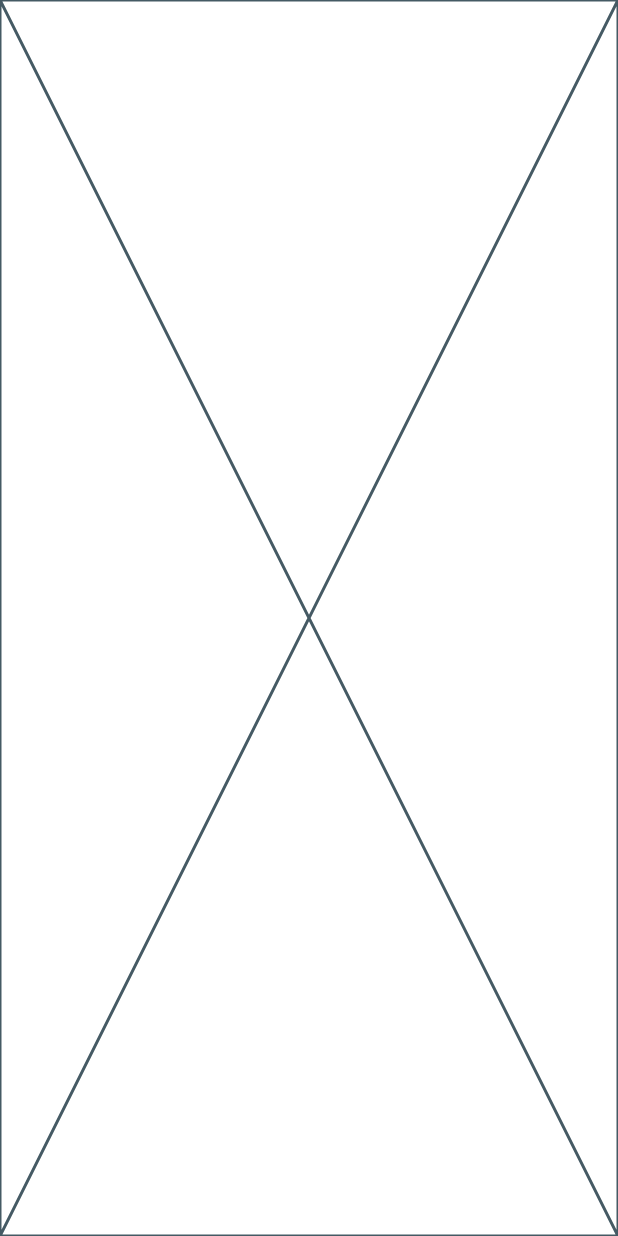
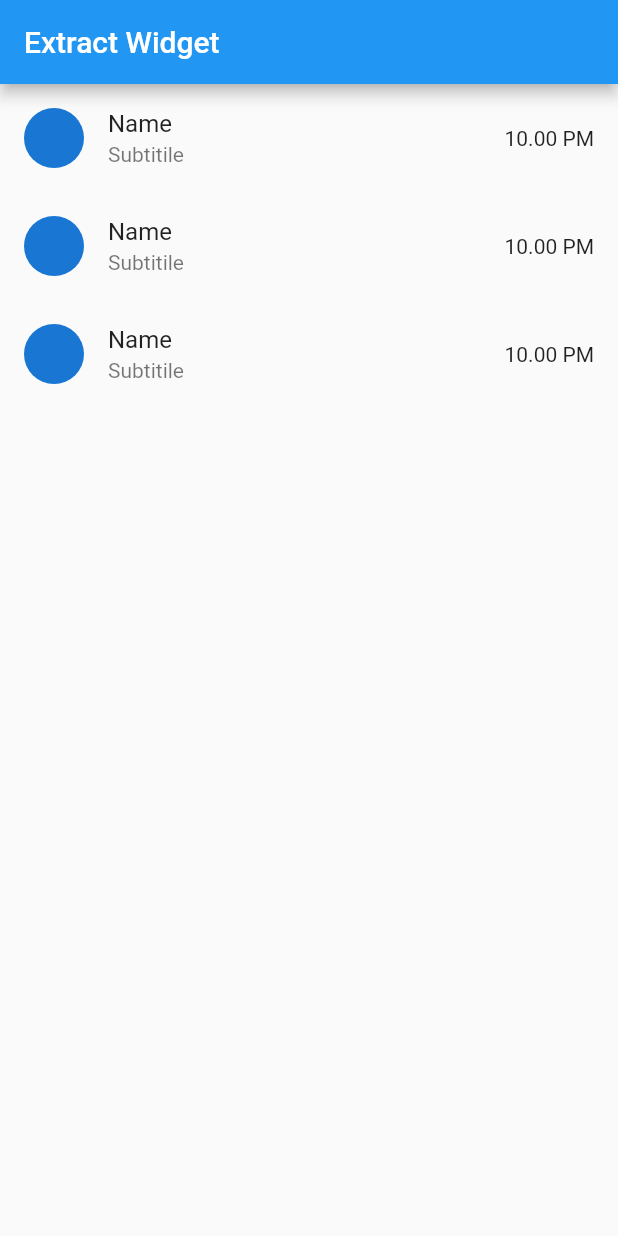
Before and after one commit to dionduren/belajar_flutter, a Flutter app: the screen it shows after launch, on a phone screen of 412 x 824 dp. Run offline on Flutter 3.47's test engine with Material 2 defaults, Android fonts, the phone set to English and light mode, and no system bars; our stand-ins replace faker.

Commit message:
extract widget stuck

```diff
--- /dev/null
+++ b/lib/chat_item.dart
@@ -0,0 +1,13 @@
+part of "main.dart";
+
+class ChatItem extends StatelessWidget {
+  @override
+  Widget build(BuildContext context) {
+    return ListTile(
+      leading: CircleAvatar(),
+      title: Text('Name'),
+      subtitle: Text('Subtitile'),
+      trailing: Text('10.00 PM'),
+    );
+  }
+}
--- a/lib/main.dart
+++ b/lib/main.dart
@@ -1,14 +1,32 @@
 import 'package:flutter/material.dart';
+import 'package:faker/faker.dart';
+part "chat_item.dart";
 
 void main() {
   runApp(MyAppTest());
 }
 
 class MyAppTest extends StatelessWidget {
-  const MyAppTest({super.key});
+  MyAppTest({super.key});
+
+  final faker = Faker();
 
   @override
   Widget build(BuildContext context) {
-    return const Placeholder();
+    return MaterialApp(
+      debugShowCheckedModeBanner: false,
+      home: Scaffold(
+        appBar: AppBar(
+          title: const Text('Extract Widget'),
+        ),
+        body: ListView(
+          children: [
+            ChatItem(),
+            ChatItem(),
+            ChatItem(),
+          ],
+        ),
+      ),
+    );
   }
 }
```
Also changed, not shown: lib/latihan_5_image.dart (added, +37 -0 lines), pubspec.yaml (+8 -15 lines), images/gambar.png (added), pubspec.lock, 1 other file.
